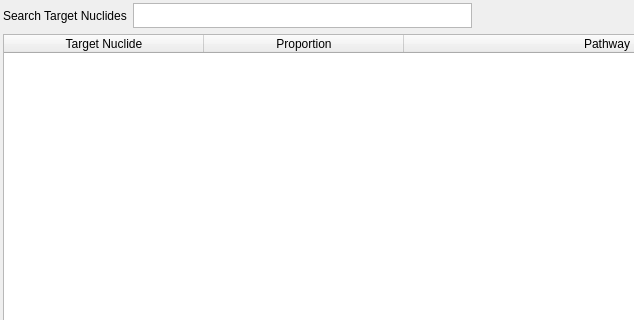
Before: the Qt Designer form iterui/ui/WidgetPathway.ui in theysp/FDSNMH_GUI, drawn with Qt 5; both pictures show x 0 to 634 and y 0 to 320 of the 814 by 445 pixel window.
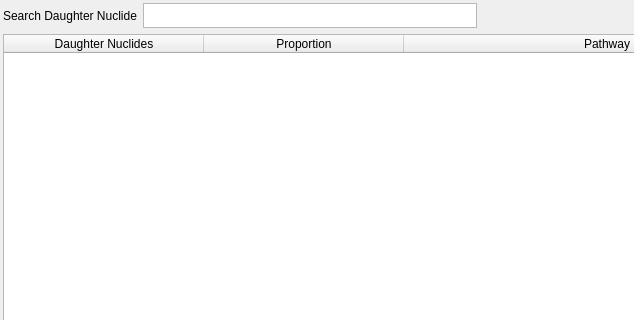
After: the same form once the commit is applied.

```diff
--- a/iterui/ui/WidgetPathway.ui
+++ b/iterui/ui/WidgetPathway.ui
@@ -40,7 +40,7 @@
      <item>
       <widget class="QLabel" name="label">
        <property name="text">
-        <string>Search Target Nuclides</string>
+        <string>Search Daughter Nuclide</string>
        </property>
       </widget>
      </item>
@@ -82,7 +82,7 @@
      </attribute>
      <column>
       <property name="text">
-       <string>Target Nuclide</string>
+       <string>Daughter Nuclides</string>
       </property>
      </column>
      <column>
```
